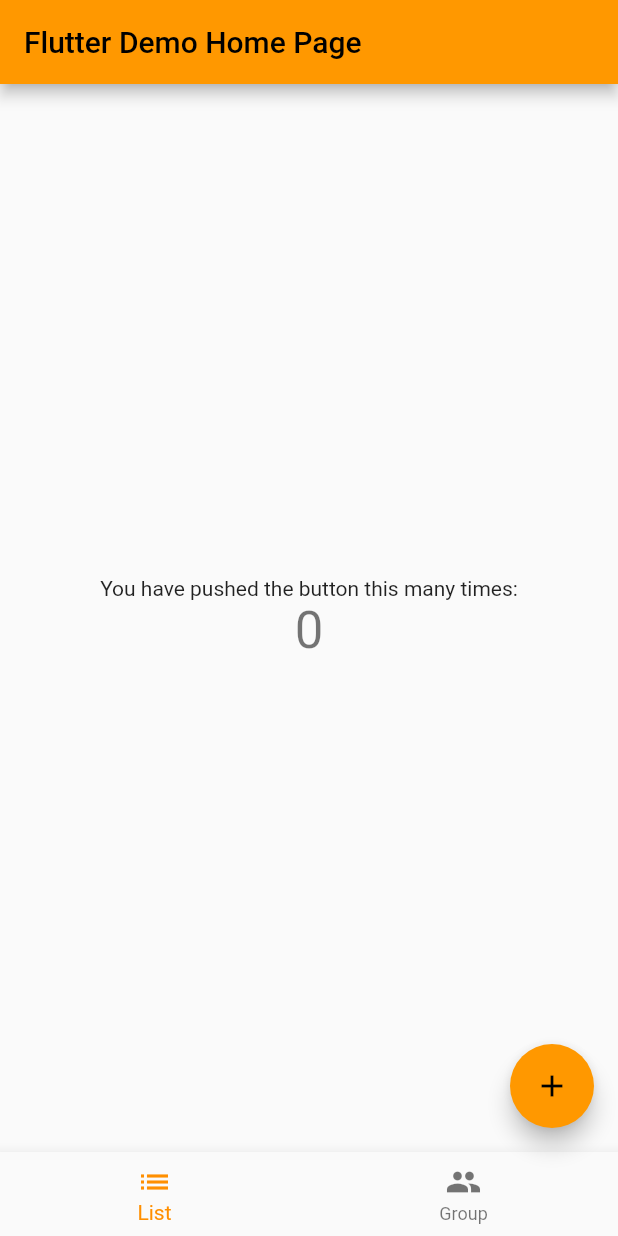
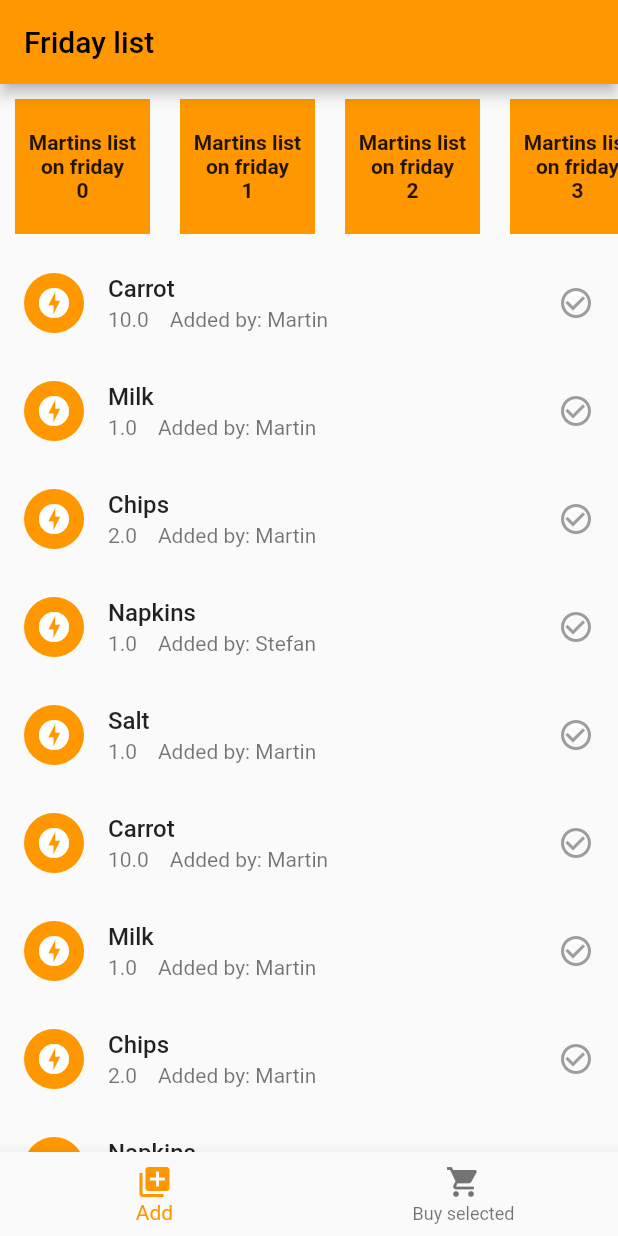
Before and after one commit to OndrejMicina/shopping-list, a Flutter app: the screen it shows after launch, on a phone screen of 412 x 824 dp. Run offline on Flutter 3.47's test engine with Material 2 defaults, Android fonts, the phone set to English and light mode, and no system bars.

Commit message:
Created first template

```diff
--- a/shopping_list/lib/main.dart
+++ b/shopping_list/lib/main.dart
@@ -1,4 +1,7 @@
+import 'dart:math';
+
 import 'package:flutter/material.dart';
+import 'package:shopping_list/models/GroceryModel.dart';
 
 void main() {
   runApp(const MyApp());
@@ -7,124 +10,204 @@ void main() {
 class MyApp extends StatelessWidget {
   const MyApp({Key? key}) : super(key: key);
 
-  // This widget is the root of your application.
   @override
   Widget build(BuildContext context) {
     return MaterialApp(
-      title: 'Flutter Demo',
-      theme: ThemeData(
-        // This is the theme of your application.
-        //
-        // Try running your application with "flutter run". You'll see the
-        // application has a blue toolbar. Then, without quitting the app, try
-        // changing the primarySwatch below to Colors.green and then invoke
-        // "hot reload" (press "r" in the console where you ran "flutter run",
-        // or simply save your changes to "hot reload" in a Flutter IDE).
-        // Notice that the counter didn't reset back to zero; the application
-        // is not restarted.
-        primarySwatch: Colors.orange,
-      ),
-      home: const MyHomePage(title: 'Flutter Demo Home Page'),
+      theme: ThemeData(primarySwatch: Colors.orange),
+      title: 'Shopping list',
+      home: const GroceriesListScreen(),
     );
   }
 }
 
-class MyHomePage extends StatefulWidget {
-  const MyHomePage({Key? key, required this.title}) : super(key: key);
-
-  // This widget is the home page of your application. It is stateful, meaning
-  // that it has a State object (defined below) that contains fields that affect
-  // how it looks.
-
-  // This class is the configuration for the state. It holds the values (in this
-  // case the title) provided by the parent (in this case the App widget) and
-  // used by the build method of the State. Fields in a Widget subclass are
-  // always marked "final".
-
-  final String title;
+class Groceries extends StatefulWidget {
+  const Groceries({Key? key}) : super(key: key);
 
   @override
-  State<MyHomePage> createState() => _MyHomePageState();
+  State<Groceries> createState() => _GroceriesState();
 }
 
-class _MyHomePageState extends State<MyHomePage> {
-  int _counter = 0;
+class _GroceriesState extends State<Groceries> {
+  List<GroceryModel> groceries = [
+    GroceryModel("Carrot", 10, "Martin", false),
+    GroceryModel("Milk", 1, "Martin", false),
+    GroceryModel("Chips", 2, "Martin", false),
+    GroceryModel("Napkins", 1, "Stefan", false),
+    GroceryModel("Salt", 1, "Martin", false),
+    GroceryModel("Carrot", 10, "Martin", false),
+    GroceryModel("Milk", 1, "Martin", false),
+    GroceryModel("Chips", 2, "Martin", false),
+    GroceryModel("Napkins", 1, "Stefan", false),
+    GroceryModel("Salt", 1, "Martin", false),
+  ];
 
-  void _incrementCounter() {
-    setState(() {
-      // This call to setState tells the Flutter framework that something has
-      // changed in this State, which causes it to rerun the build method below
-      // so that the display can reflect the updated values. If we changed
-      // _counter without calling setState(), then the build method would not be
-      // called again, and so nothing would appear to happen.
-      _counter++;
-    });
-  }
+  List<GroceryModel> selectedGroceries = [];
 
   @override
   Widget build(BuildContext context) {
-    // This method is rerun every time setState is called, for instance as done
-    // by the _incrementCounter method above.
-    //
-    // The Flutter framework has been optimized to make rerunning build methods
-    // fast, so that you can just rebuild anything that needs updating rather
-    // than having to individually change instances of widgets.
+    return ListView.builder(
+      scrollDirection: Axis.vertical,
+      physics: NeverScrollableScrollPhysics(),
+      shrinkWrap: true,
+      itemCount: groceries.length,
+      itemBuilder: (context, index) {
+        final item = groceryItem(groceries[index], index);
+        return Dismissible(
+            // Each Dismissible must contain a Key. Keys allow Flutter to
+            // uniquely identify widgets.
+            key: Key(groceries[index].groceryName),
+            // Provide a function that tells the app
+            // what to do after an item has been swiped away.
+            onDismissed: (direction) {
+              // Remove the item from the data source.
+              setState(() {
+                groceries.removeAt(index);
+              });
+
+              var name = groceries[index].groceryName;
+
+              // Then show a snackbar.
+              ScaffoldMessenger.of(context)
+                  .showSnackBar(SnackBar(content: Text('$name removed')));
+            },
+            background: Container(color: Colors.red),
+            child: item);
+      },
+    );
+  }
+
+  Widget groceryItem(GroceryModel grocery, int index) {
+    return ListTile(
+      leading: const CircleAvatar(
+        backgroundColor: Colors.orange,
+        child: Icon(
+          Icons.offline_bolt,
+          color: Colors.white,
+        ),
+      ),
+      title: Text(grocery.groceryName,
+          style: const TextStyle(fontWeight: FontWeight.w500)),
+      subtitle: Text(
+          grocery.ammount.toString() + '    ' + 'Added by: ' + grocery.addedBy),
+      trailing: grocery.isSelected
+          ? const Icon(
+              Icons.check_circle,
+              color: Colors.orange,
+            )
+          : const Icon(
+              Icons.check_circle_outline,
+              color: Colors.grey,
+            ),
+      onTap: () {
+        setState(() {
+          groceries[index].isSelected = !groceries[index].isSelected;
+          if (groceries[index].isSelected == true) {
+            selectedGroceries.add(grocery);
+          } else if (groceries[index].isSelected = false) {
+            selectedGroceries.removeWhere((element) =>
+                element.groceryName == groceries[index].groceryName);
+          }
+        });
+      },
+    );
+  }
+}
+
+class GroceriesListScreen extends StatefulWidget {
+  const GroceriesListScreen({Key? key}) : super(key: key);
+
+  @override
+  State<GroceriesListScreen> createState() => _GroceriesListScreenState();
+}
+
+class _GroceriesListScreenState extends State<GroceriesListScreen> {
+  @override
+  Widget build(BuildContext context) {
     return Scaffold(
       appBar: AppBar(
-        // Here we take the value from the MyHomePage object that was created by
-        // the App.build method, and use it to set our appbar title.
-        title: Text(widget.title),
+        title: const Text('Friday list'),
       ),
-      body: Center(
-        // Center is a layout widget. It takes a single child and positions it
-        // in the middle of the parent.
-        child: Column(
-          // Column is also a layout widget. It takes a list of children and
-          // arranges them vertically. By default, it sizes itself to fit its
-          // children horizontally, and tries to be as tall as its parent.
-          //
-          // Invoke "debug painting" (press "p" in the console, choose the
-          // "Toggle Debug Paint" action from the Flutter Inspector in Android
-          // Studio, or the "Toggle Debug Paint" command in Visual Studio Code)
-          // to see the wireframe for each widget.
-          //
-          // Column has various properties to control how it sizes itself and
-          // how it positions its children. Here we use mainAxisAlignment to
-          // center the children vertically; the main axis here is the vertical
-          // axis because Columns are vertical (the cross axis would be
-          // horizontal).
-          mainAxisAlignment: MainAxisAlignment.center,
-          children: <Widget>[
-            const Text(
-              'You have pushed the button this many times:',
+      body: Container(
+        child: SingleChildScrollView(
+            child: Column(
+          children: [
+            SizedBox(
+              height: 110,
+              child: ListView.builder(
+                itemCount: 10,
+                scrollDirection: Axis.horizontal,
+                itemBuilder: (context, index) => Container(
+                    height: 70,
+                    width: 90,
+                    margin: EdgeInsets.all(10),
+                    padding: EdgeInsets.all(5.0),
+                    child: Center(
+                      child: Text("Martins list on friday\n$index",
+                          textAlign: TextAlign.center,
+                          style: TextStyle(fontWeight: FontWeight.bold)),
+                    ),
+                    color: Colors.orange),
+              ),
             ),
-            Text(
-              '$_counter',
-              style: Theme.of(context).textTheme.headline4,
-            ),
+            const Groceries(),
           ],
-        ),
+        )),
       ),
-      floatingActionButton: FloatingActionButton(
-        onPressed: _incrementCounter,
-        tooltip: 'Increment',
-        child: const Icon(Icons.add),
-      ), // This trailing comma makes auto-formatting nicer for build methods.
-
       bottomNavigationBar: BottomNavigationBar(
         items: const <BottomNavigationBarItem>[
+          //BottomNavigationBarItem(
+          //  icon: Icon(Icons.menu),
+          //  label: 'My lists',
+          //),
           BottomNavigationBarItem(
-            icon: Icon(Icons.list),
-            label: 'List',
+            icon: Icon(Icons.library_add),
+            label: 'Add',
           ),
           BottomNavigationBarItem(
-            icon: Icon(Icons.group),
-            label: 'Group',
+            icon: Icon(Icons.shopping_cart),
+            label: 'Buy selected',
           ),
         ],
-        currentIndex: 0,
-        selectedItemColor: Colors.amber[800],
       ),
     );
   }
 }
+
+class HomeListsScreen extends StatefulWidget {
+  const HomeListsScreen({Key? key}) : super(key: key);
+
+  @override
+  State<HomeListsScreen> createState() => _HomeListsScreenState();
+}
+
+class _HomeListsScreenState extends State<HomeListsScreen> {
+  @override
+  Widget build(BuildContext context) {
+    return Scaffold(
+      body: const Center(
+        child: Card(
+          color: Colors.orange,
+          borderOnForeground: true,
+          elevation: 10,
+          //child: Column(children: []),
+        ),
+      ),
+      bottomNavigationBar: BottomNavigationBar(
+        items: const <BottomNavigationBarItem>[
+          BottomNavigationBarItem(
+            icon: Icon(Icons.menu),
+            label: 'My lists',
+          ),
+          BottomNavigationBarItem(
+            icon: Icon(Icons.library_add),
+            label: 'Create list',
+          ),
+          BottomNavigationBarItem(
+            icon: Icon(Icons.join_full),
+            label: 'Join list',
+          ),
+        ],
+      ),
+    );
+  }
+}
--- /dev/null
+++ b/shopping_list/lib/models/GroceryModel.dart
@@ -0,0 +1,8 @@
+class GroceryModel {
+  String groceryName;
+  double ammount;
+  bool isSelected;
+  String addedBy;
+
+  GroceryModel(this.groceryName, this.ammount, this.addedBy, this.isSelected);
+}
```
